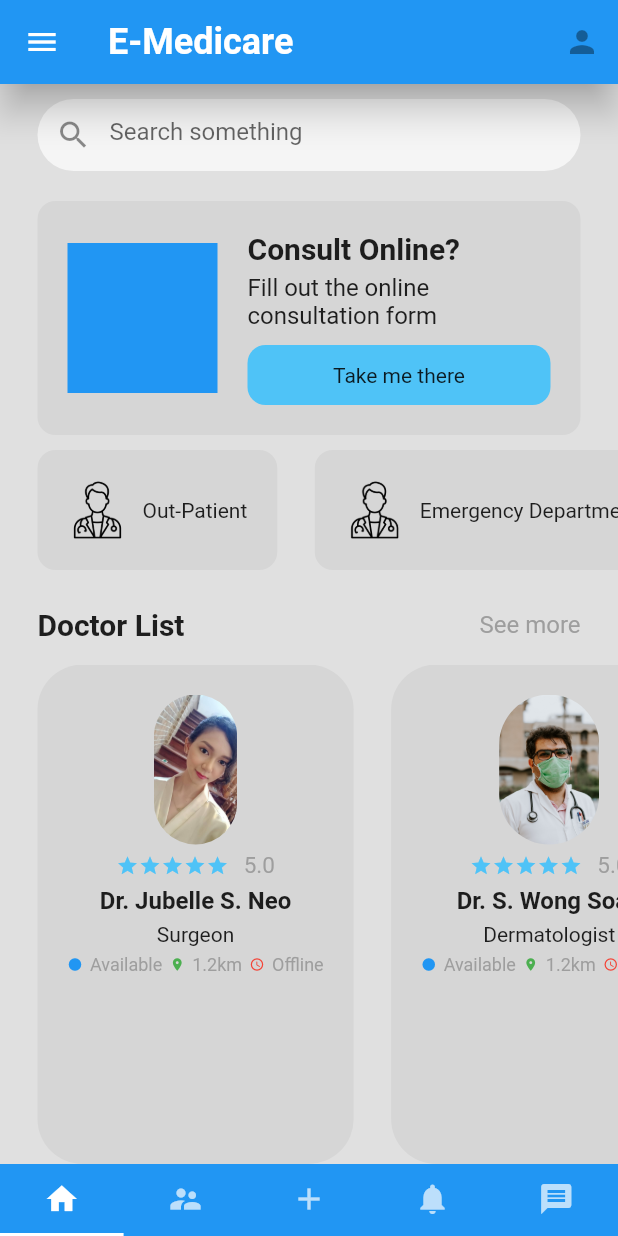
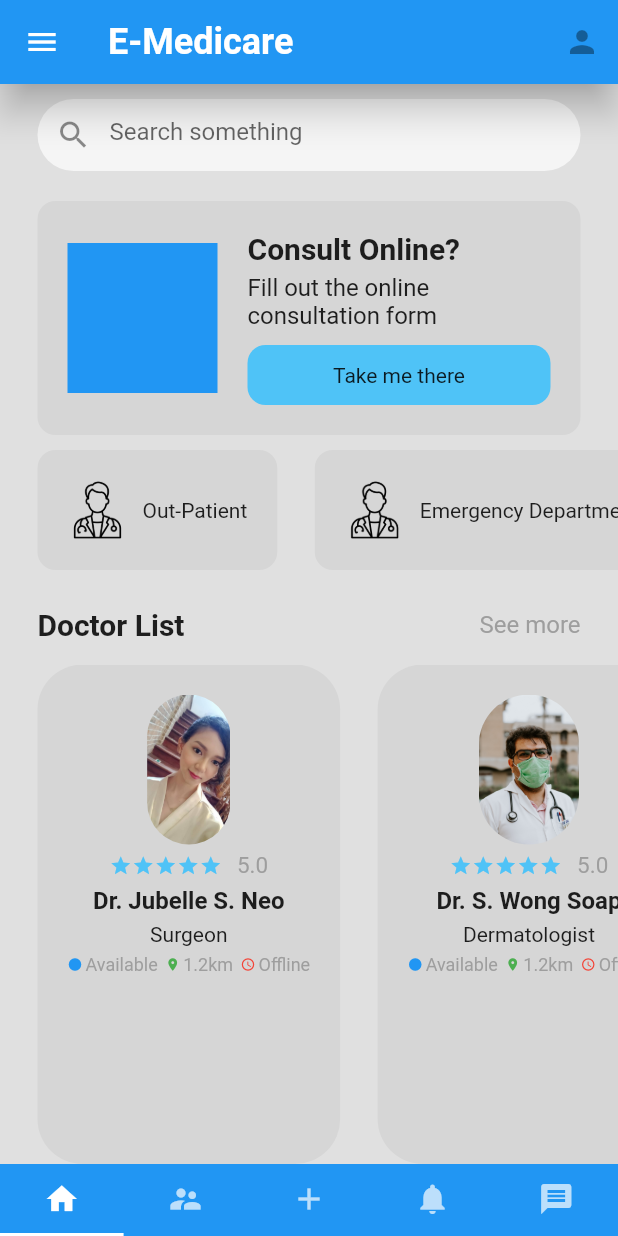
Before and after one commit to skzysty/emedicare, a Flutter app: the screen it shows after launch, on a phone screen of 412 x 824 dp. Run offline on Flutter 3.47's test engine with Material 2 defaults, Android fonts, the phone set to English and light mode, and no system bars.

Commit message:
line 23 update

```diff
--- a/lib/pages/home_page.dart
+++ b/lib/pages/home_page.dart
@@ -20,6 +20,7 @@ class _HomePageState extends State<HomePage>
     _controller = TabController(length: 5, vsync: this);
     //comment
   }
+  //up sa video sa messenger
 
   @override
   Widget build(BuildContext context) {
--- a/lib/util/icon_and_text.dart
+++ b/lib/util/icon_and_text.dart
@@ -15,7 +15,7 @@ class IconandTextWidget extends StatelessWidget {
     return Row(
       children: [
         Icon(icon, color: iconColor, size: 10,),
-        SizedBox(width: 5,),
+        SizedBox(width: 2,),
         Text(
             text,
           style: TextStyle(
```
